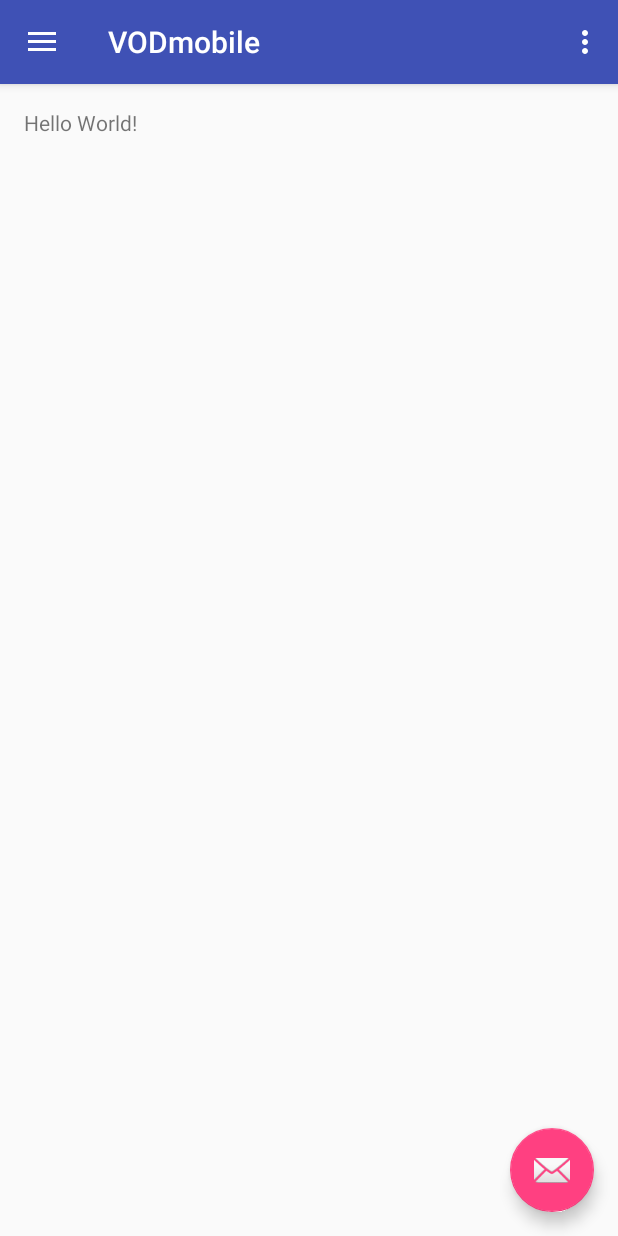
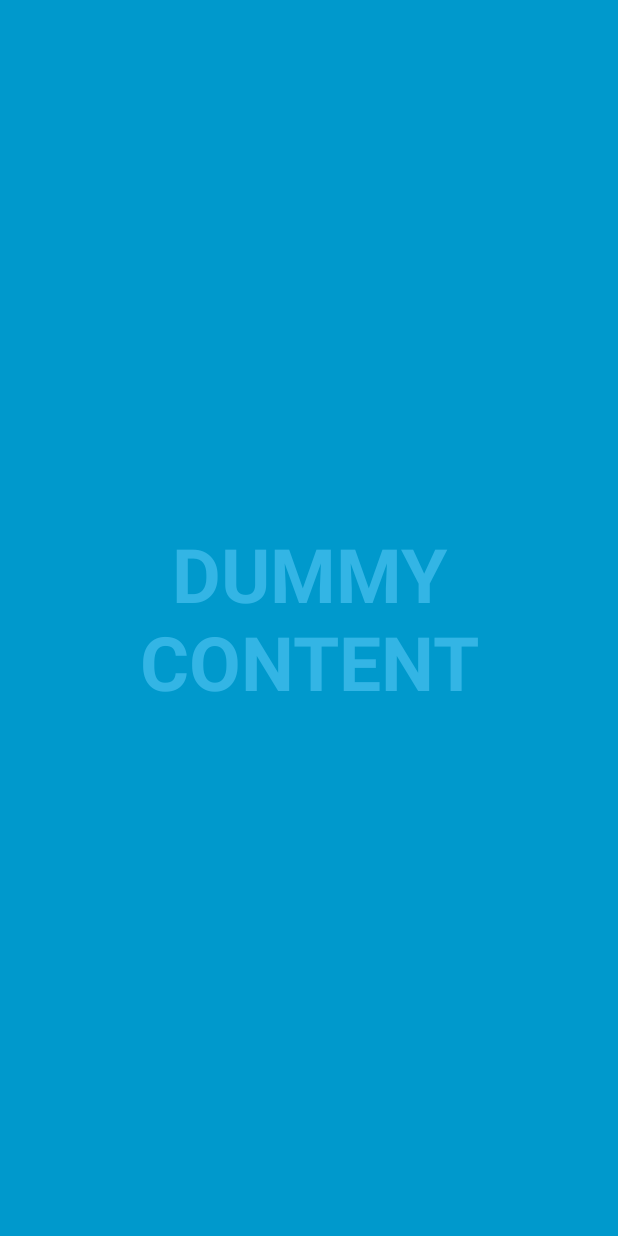
Before and after one commit to ElioTohm/vod_android_client, an Android app: the screen it shows after launch (MainActivity before the commit, SplashScreen after it), on a phone screen of 412 x 824 dp. Run offline under Robolectric (Android 15) with nearby library versions, the phone set to English and light mode, and no system bars.

```diff
--- /dev/null
+++ b/app/src/main/java/xms/com/vodmobile/SplashScreen/SplashScreen.java
@@ -0,0 +1,93 @@
+package xms.com.vodmobile.SplashScreen;
+
+import android.annotation.SuppressLint;
+import android.support.v7.app.ActionBar;
+import android.support.v7.app.AppCompatActivity;
+import android.os.Bundle;
+import android.os.Handler;
+import android.view.MotionEvent;
+import android.view.View;
+
+import xms.com.vodmobile.R;
+
+/**
+ * An example full-screen activity that shows and hides the system UI (i.e.
+ * status bar and navigation/system bar) with user interaction.
+ */
+public class SplashScreen extends AppCompatActivity {
+    /**
+     * Some older devices needs a small delay between UI widget updates
+     * and a change of the status and navigation bar.
+     */
+    private static final int UI_ANIMATION_DELAY = 300;
+    private final Handler mHideHandler = new Handler();
+    private View mContentView;
+    private final Runnable mHidePart2Runnable = new Runnable() {
+        @SuppressLint("InlinedApi")
+        @Override
+        public void run() {
+            // Delayed removal of status and navigation bar
+
+            // Note that some of these constants are new as of API 16 (Jelly Bean)
+            // and API 19 (KitKat). It is safe to use them, as they are inlined
+            // at compile-time and do nothing on earlier devices.
+            mContentView.setSystemUiVisibility(View.SYSTEM_UI_FLAG_LOW_PROFILE
+                    | View.SYSTEM_UI_FLAG_FULLSCREEN
+                    | View.SYSTEM_UI_FLAG_LAYOUT_STABLE
+                    | View.SYSTEM_UI_FLAG_IMMERSIVE_STICKY
+                    | View.SYSTEM_UI_FLAG_LAYOUT_HIDE_NAVIGATION
+                    | View.SYSTEM_UI_FLAG_HIDE_NAVIGATION);
+        }
+    };
+    private View mControlsView;
+
+    private final Runnable mHideRunnable = new Runnable() {
+        @Override
+        public void run() {
+
+        }
+    };
+
+
+    @Override
+    protected void onCreate(Bundle savedInstanceState) {
+        super.onCreate(savedInstanceState);
+        hide();
+        setContentView(R.layout.activity_splash_screen);
+
+        mControlsView = findViewById(R.id.fullscreen_content_controls);
+        mContentView = findViewById(R.id.fullscreen_content);
+
+
+    }
+
+    @Override
+    protected void onPostCreate(Bundle savedInstanceState) {
+        super.onPostCreate(savedInstanceState);
+
+        // Trigger the initial hide() shortly after the activity has been
+        // created, to briefly hint to the user that UI controls
+        // are available.
+        delayedHide(100);
+    }
+
+    private void hide() {
+        // Hide UI first
+        ActionBar actionBar = getSupportActionBar();
+        if (actionBar != null) {
+            actionBar.hide();
+        }
+
+        // Schedule a runnable to remove the status and navigation bar after a delay
+        mHideHandler.postDelayed(mHidePart2Runnable, UI_ANIMATION_DELAY);
+    }
+
+    /**
+     * Schedules a call to hide() in [delay] milliseconds, canceling any
+     * previously scheduled calls.
+     */
+    private void delayedHide(int delayMillis) {
+        mHideHandler.removeCallbacks(mHideRunnable);
+        mHideHandler.postDelayed(mHideRunnable, delayMillis);
+    }
+}
--- a/app/src/main/java/xms/com/vodmobile/VideoDetailFragment.java
+++ b/app/src/main/java/xms/com/vodmobile/VideoListAndDetails/VideoDetailFragment.java
@@ -1,4 +1,4 @@
-package xms.com.vodmobile;
+package xms.com.vodmobile.VideoListAndDetails;
 
 import android.app.Activity;
 import android.support.design.widget.CollapsingToolbarLayout;
@@ -9,6 +9,7 @@ import android.view.View;
 import android.view.ViewGroup;
 import android.widget.TextView;
 
+import xms.com.vodmobile.R;
 import xms.com.vodmobile.dummy.DummyContent;
 
 /**
--- a/app/src/main/java/xms/com/vodmobile/VideoListActivity.java
+++ b/app/src/main/java/xms/com/vodmobile/VideoListAndDetails/VideoListActivity.java
@@ -1,4 +1,4 @@
-package xms.com.vodmobile;
+package xms.com.vodmobile.VideoListAndDetails;
 
 import android.content.Context;
 import android.content.Intent;
@@ -17,6 +17,7 @@ import android.widget.TextView;
 import android.support.v7.app.ActionBar;
 import android.view.MenuItem;
 
+import xms.com.vodmobile.R;
 import xms.com.vodmobile.dummy.DummyContent;
 
 import java.util.List;
--- a/app/src/main/res/layout-w900dp/video_list.xml
+++ b/app/src/main/res/layout-w900dp/video_list.xml
@@ -9,7 +9,7 @@
     android:divider="?android:attr/dividerHorizontal"
     android:orientation="horizontal"
     android:showDividers="middle"
-    tools:context="xms.com.vodmobile.VideoListActivity">
+    tools:context="xms.com.vodmobile.VideoListAndDetails.VideoListActivity">
 
     <!--
     This layout is a two-pane layout for the Videos
@@ -26,7 +26,7 @@
         android:layout_marginLeft="16dp"
         android:layout_marginRight="16dp"
         app:layoutManager="LinearLayoutManager"
-        tools:context="xms.com.vodmobile.VideoListActivity"
+        tools:context="xms.com.vodmobile.VideoListAndDetails.VideoListActivity"
         tools:listitem="@layout/video_list_content" />
 
     <FrameLayout
--- /dev/null
+++ b/app/src/main/res/layout/activity_splash_screen.xml
@@ -0,0 +1,42 @@
+<FrameLayout xmlns:android="http://schemas.android.com/apk/res/android"
+    xmlns:tools="http://schemas.android.com/tools"
+    android:layout_width="match_parent"
+    android:layout_height="match_parent"
+    android:background="#0099cc"
+    tools:context="xms.com.vodmobile.SplashScreen.SplashScreen">
+
+    <!-- The primary full-screen view. This can be replaced with whatever view
+         is needed to present your content, e.g. VideoView, SurfaceView,
+         TextureView, etc. -->
+    <TextView
+        android:id="@+id/fullscreen_content"
+        android:layout_width="match_parent"
+        android:layout_height="match_parent"
+        android:gravity="center"
+        android:keepScreenOn="true"
+        android:text="@string/dummy_content"
+        android:textColor="#33b5e5"
+        android:textSize="50sp"
+        android:textStyle="bold" />
+
+    <!-- This FrameLayout insets its children based on system windows using
+         android:fitsSystemWindows. -->
+    <FrameLayout
+        android:layout_width="match_parent"
+        android:layout_height="match_parent"
+        android:fitsSystemWindows="true">
+
+        <LinearLayout
+            android:id="@+id/fullscreen_content_controls"
+            style="?metaButtonBarStyle"
+            android:layout_width="match_parent"
+            android:layout_height="wrap_content"
+            android:layout_gravity="bottom|center_horizontal"
+            android:background="@color/black_overlay"
+            android:orientation="horizontal"
+            tools:ignore="UselessParent">
+
+        </LinearLayout>
+    </FrameLayout>
+
+</FrameLayout>
--- a/app/src/main/res/layout/activity_video_detail.xml
+++ b/app/src/main/res/layout/activity_video_detail.xml
@@ -4,7 +4,7 @@
     android:layout_width="match_parent"
     android:layout_height="match_parent"
     android:fitsSystemWindows="true"
-    tools:context="xms.com.vodmobile.VideoDetailActivity"
+    tools:context="xms.com.vodmobile.VideoListAndDetails.VideoDetailActivity"
     tools:ignore="MergeRootFrame">
 
     <android.support.design.widget.AppBarLayout
--- a/app/src/main/res/layout/activity_video_list.xml
+++ b/app/src/main/res/layout/activity_video_list.xml
@@ -5,7 +5,7 @@
     android:layout_width="match_parent"
     android:layout_height="match_parent"
     android:fitsSystemWindows="true"
-    tools:context="xms.com.vodmobile.VideoListActivity">
+    tools:context="xms.com.vodmobile.VideoListAndDetails.VideoListActivity">
 
     <android.support.design.widget.AppBarLayout
         android:id="@+id/app_bar"
--- a/app/src/main/res/layout/video_detail.xml
+++ b/app/src/main/res/layout/video_detail.xml
@@ -6,4 +6,4 @@
     android:layout_height="match_parent"
     android:padding="16dp"
     android:textIsSelectable="true"
-    tools:context="xms.com.vodmobile.VideoDetailFragment" />
+    tools:context="xms.com.vodmobile.VideoListAndDetails.VideoDetailFragment" />
--- a/app/src/main/res/layout/video_list.xml
+++ b/app/src/main/res/layout/video_list.xml
@@ -9,5 +9,5 @@
     android:layout_marginLeft="16dp"
     android:layout_marginRight="16dp"
     app:layoutManager="LinearLayoutManager"
-    tools:context="xms.com.vodmobile.VideoListActivity"
+    tools:context="xms.com.vodmobile.VideoListAndDetails.VideoListActivity"
     tools:listitem="@layout/video_list_content" />
--- a/app/src/main/res/values/strings.xml
+++ b/app/src/main/res/values/strings.xml
@@ -25,4 +25,6 @@
     <string name="permission_rationale">"Contacts permissions are needed for providing email
         completions."
     </string>
+
+    <string name="title_activity_splash_screen">SplashScreen</string>
 </resources>
```
Also changed, not shown: app/src/main/AndroidManifest.xml (+24 -10 lines), app/src/main/java/xms/com/vodmobile/VideoListAndDetails/VideoDetailActivity.java (renamed from app/src/main/java/xms/com/vodmobile/VideoDetailActivity.java, +4 -3 lines).
